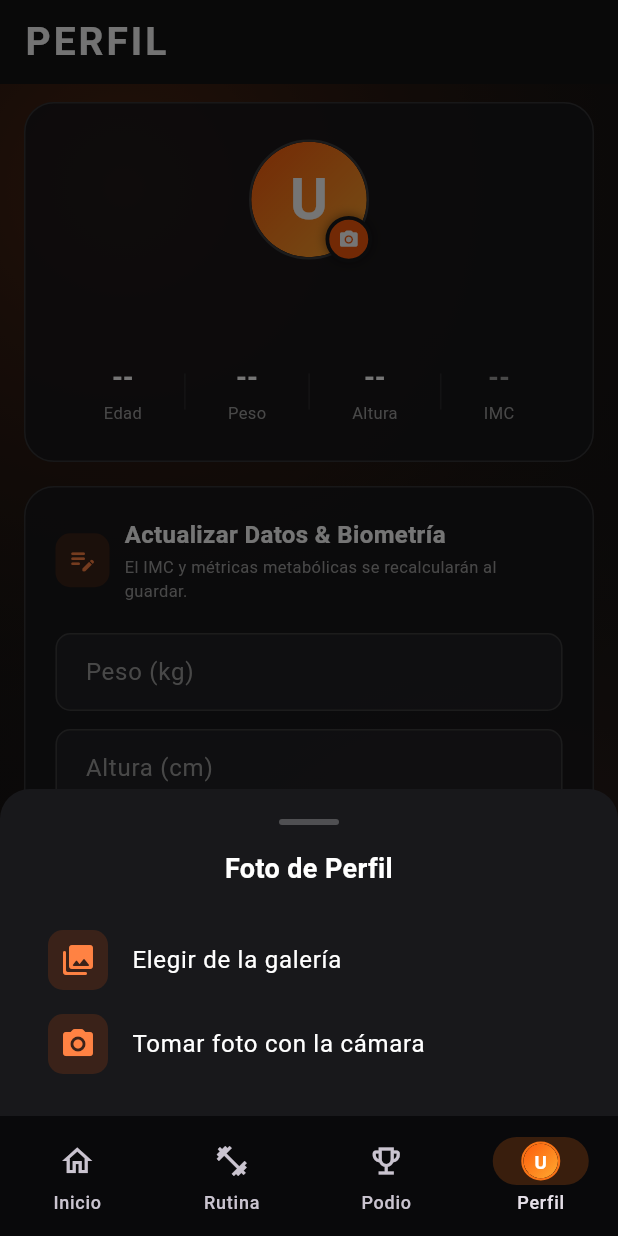
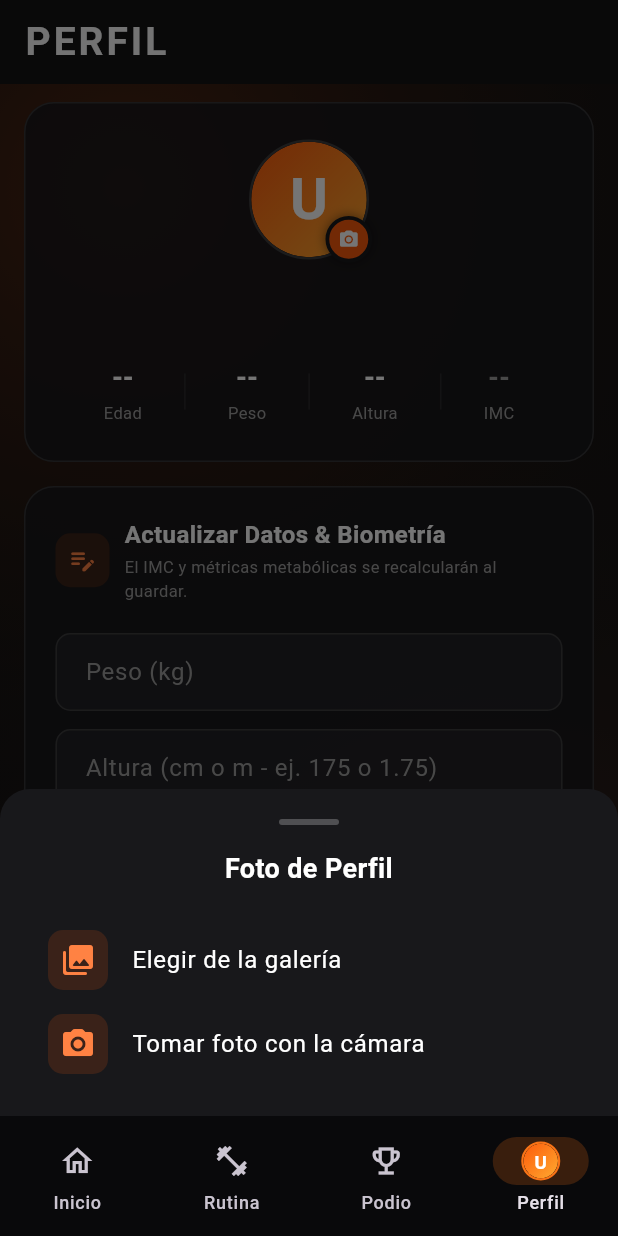
Before and after one commit to AbelSpecs/FitnessCocoMovil, a Flutter app: the ProfileScreen screen opened by its route, after a tap on "Editar Perfil", after a tap on the "camera alt" icon, on a phone screen of 412 x 824 dp. Run offline on Flutter 3.47's test engine with Material 3 defaults, Android fonts, the phone set to English and light mode, and no system bars; our stand-ins replace dio, firebase_core, firebase_messaging, flutter_dotenv, flutter_local_notifications, flutter_secure_storage and 7 more; missing offline and left inert: webview_flutter_android; accounts and stored records are empty; network calls fail; Roboto replaces fonts that are missing (Barlow, BebasNeue); project files that could hold a hidden picture were left out.

Commit message:
fix: perfil data changes

```diff
--- a/lib/core/models/student_clinical_data_model.dart
+++ b/lib/core/models/student_clinical_data_model.dart
@@ -158,7 +158,30 @@ class StudentClinicalData {
   bool get hasHealthAlert => hasMedicalConditions || hasAllergies;
 
   String get formattedWeight => weight != null && weight! > 0 ? '${weight!.toStringAsFixed(1)} kg' : 'No registrado';
-  String get formattedHeight => height != null && height! > 0 ? '${height!.toStringAsFixed(0)} cm' : 'No registrado';
+
+  /// Altura formateada con equivalencia en metros y centímetros, ej: "175 cm (1.75 m)"
+  String get formattedHeight {
+    if (height == null || height! <= 0) return 'No registrado';
+    final isAlreadyMeters = height! < 3.0;
+    final cm = isAlreadyMeters ? height! * 100.0 : height!;
+    final m = isAlreadyMeters ? height! : height! / 100.0;
+    return '${cm.toStringAsFixed(0)} cm (${m.toStringAsFixed(2)} m)';
+  }
+
+  /// Equivalencia en metros, ej: "1.75 m"
+  String get formattedHeightMeters {
+    if (height == null || height! <= 0) return '--';
+    final m = height! < 3.0 ? height! : height! / 100.0;
+    return '${m.toStringAsFixed(2)} m';
+  }
+
+  /// Equivalencia en centímetros, ej: "175 cm"
+  String get formattedHeightCm {
+    if (height == null || height! <= 0) return '--';
+    final cm = height! < 3.0 ? height! * 100.0 : height!;
+    return '${cm.toStringAsFixed(0)} cm';
+  }
+
   String get formattedBodyFat => bodyFatPercentage != null && bodyFatPercentage! > 0 ? '${bodyFatPercentage!.toStringAsFixed(1)}%' : 'No registrado';
 
   String get formattedGoal {
--- a/lib/features/profile/presentation/screens/profile_screen.dart
+++ b/lib/features/profile/presentation/screens/profile_screen.dart
@@ -1096,7 +1096,11 @@ class _ProfileScreenState extends State<ProfileScreen> {
               _buildStatDivider(),
               _buildStat('Peso', clinicalData.weight != null ? '${clinicalData.weight!.toStringAsFixed(1)} kg' : '--'),
               _buildStatDivider(),
-              _buildStat('Altura', clinicalData.height != null ? '${clinicalData.height!.toStringAsFixed(0)} cm' : '--'),
+              _buildStat(
+                'Altura',
+                clinicalData.formattedHeightMeters,
+                subtitle: clinicalData.formattedHeightCm != '--' ? clinicalData.formattedHeightCm : null,
+              ),
               _buildStatDivider(),
               _buildStat(
                 'IMC',
@@ -1127,7 +1131,7 @@ class _ProfileScreenState extends State<ProfileScreen> {
     );
   }
 
-  Widget _buildStat(String label, String value, {Color? valueColor}) {
+  Widget _buildStat(String label, String value, {Color? valueColor, String? subtitle}) {
     return Column(
       children: [
         Text(
@@ -1138,6 +1142,13 @@ class _ProfileScreenState extends State<ProfileScreen> {
             color: valueColor ?? Colors.white,
           ),
         ),
+        if (subtitle != null) ...[
+          const SizedBox(height: 1),
+          Text(
+            subtitle,
+            style: const TextStyle(fontSize: 10, color: Colors.white70),
+          ),
+        ],
         const SizedBox(height: 2),
         Text(label, style: const TextStyle(fontSize: 11, color: Colors.grey)),
       ],
@@ -1235,7 +1246,8 @@ class _ProfileScreenState extends State<ProfileScreen> {
                   _buildBiometricTile(
                     icon: Icons.height_rounded,
                     label: 'ALTURA',
-                    value: data.formattedHeight,
+                    value: data.formattedHeightCm,
+                    subtitle: data.formattedHeightMeters != '--' ? 'Equivale a ${data.formattedHeightMeters}' : null,
                   ),
                 ],
               ),
@@ -1774,8 +1786,12 @@ class _ProfileScreenState extends State<ProfileScreen> {
             keyboardType: const TextInputType.numberWithOptions(decimal: true),
           ),
           _buildTextField(
-            'Altura (cm)',
-            provider.editingHeight?.toString() ?? '',
+            'Altura (cm o m - ej. 175 o 1.75)',
+            provider.editingHeight != null
+                ? (provider.editingHeight! >= 3.0
+                    ? provider.editingHeight!.toStringAsFixed(0)
+                    : provider.editingHeight!.toStringAsFixed(2))
+                : '',
             provider.isEditing,
             (v) => provider.updateField('height', v),
             keyboardType: const TextInputType.numberWithOptions(decimal: true),
@@ -1828,6 +1844,7 @@ class _ProfileScreenState extends State<ProfileScreen> {
     return Padding(
       padding: const EdgeInsets.only(bottom: 12.0),
       child: TextFormField(
+        key: ValueKey('field_${label}_$enabled'),
         initialValue: value,
         enabled: enabled,
         onChanged: onChanged,
@@ -1949,6 +1966,11 @@ class _ProfileScreenState extends State<ProfileScreen> {
                 : () async {
                     final success = await provider.saveProfile();
                     if (success && context.mounted) {
+                      final authUser = context.read<AuthProvider>().user;
+                      final isCoach = authUser?.role?.name == 'coach';
+                      if (authUser != null) {
+                        provider.fetchProfile(authUser.id, isCoach, authProvider: context.read<AuthProvider>());
+                      }
                       ScaffoldMessenger.of(context).showSnackBar(
                         const SnackBar(
                           content: Text('Cambios guardados con éxito'),
```
Also changed, not shown: lib/core/services/student_service.dart (+24 -4 lines), lib/features/profile/presentation/controllers/profile_provider.dart (+65 -34 lines).
